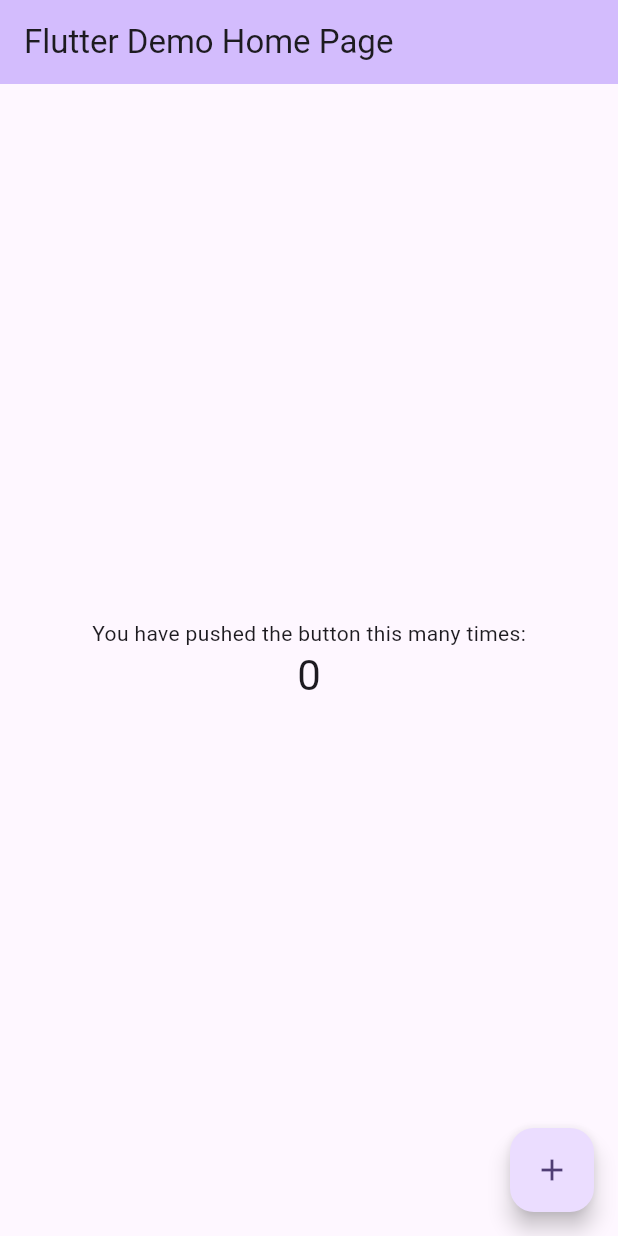
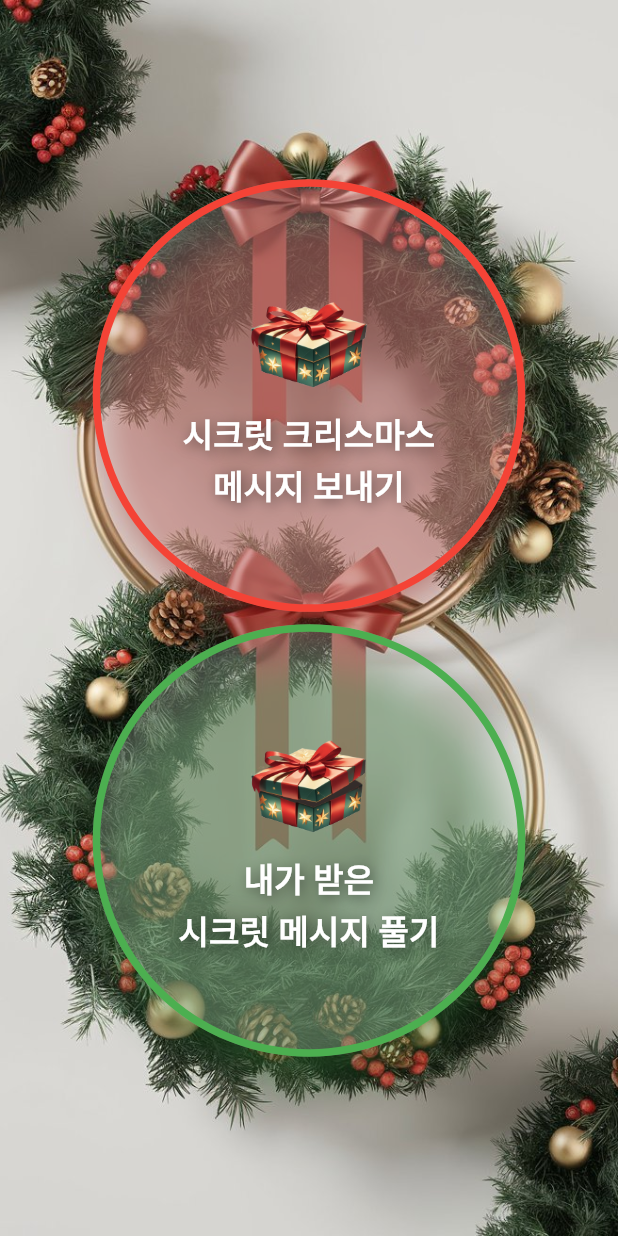
Before and after one commit to isjennifer/my_secret_christmas, a Flutter app: the screen it shows after launch, on a phone screen of 412 x 824 dp. Run offline on Flutter 3.47's test engine with Material 3 defaults, Android fonts, the phone set to English and light mode, and no system bars; our stand-ins replace google_fonts.

Commit message:
홈페이지 디자인 완성

```diff
--- a/lib/main.dart
+++ b/lib/main.dart
@@ -1,4 +1,5 @@
 import 'package:flutter/material.dart';
+import 'package:google_fonts/google_fonts.dart';
 
 void main() {
   runApp(const MyApp());
@@ -11,42 +12,22 @@ class MyApp extends StatelessWidget {
   @override
   Widget build(BuildContext context) {
     return MaterialApp(
-      title: 'Flutter Demo',
+      title: 'Merry Secret Christmas',
       theme: ThemeData(
-        // This is the theme of your application.
-        //
-        // TRY THIS: Try running your application with "flutter run". You'll see
-        // the application has a purple toolbar. Then, without quitting the app,
-        // try changing the seedColor in the colorScheme below to Colors.green
-        // and then invoke "hot reload" (save your changes or press the "hot
-        // reload" button in a Flutter-supported IDE, or press "r" if you used
-        // the command line to start the app).
-        //
-        // Notice that the counter didn't reset back to zero; the application
-        // state is not lost during the reload. To reset the state, use hot
-        // restart instead.
-        //
-        // This works for code too, not just values: Most code changes can be
-        // tested with just a hot reload.
-        colorScheme: ColorScheme.fromSeed(seedColor: Colors.deepPurple),
+        colorScheme: ColorScheme.fromSeed(
+            seedColor: const Color.fromARGB(255, 110, 20, 20)),
         useMaterial3: true,
+        textTheme: GoogleFonts.gowunDodumTextTheme(
+          Theme.of(context).textTheme,
+        ),
       ),
-      home: const MyHomePage(title: 'Flutter Demo Home Page'),
+      home: const MyHomePage(title: 'Merry Secret Christmas'),
     );
   }
 }
 
 class MyHomePage extends StatefulWidget {
   const MyHomePage({super.key, required this.title});
-
-  // This widget is the home page of your application. It is stateful, meaning
-  // that it has a State object (defined below) that contains fields that affect
-  // how it looks.
-
-  // This class is the configuration for the state. It holds the values (in this
-  // case the title) provided by the parent (in this case the App widget) and
-  // used by the build method of the State. Fields in a Widget subclass are
-  // always marked "final".
 
   final String title;
 
@@ -55,71 +36,104 @@ class MyHomePage extends StatefulWidget {
 }
 
 class _MyHomePageState extends State<MyHomePage> {
-  int _counter = 0;
+  @override
+  Widget build(BuildContext context) {
+    // 화면의 사용 가능한 높이를 계산 (상태바 등 제외)
+    final availableHeight = MediaQuery.of(context).size.height -
+        MediaQuery.of(context).padding.top -
+        MediaQuery.of(context).padding.bottom;
+    // 버튼의 최대 크기 계산
+    final buttonSize = (MediaQuery.of(context).size.width - 40)
+        .clamp(0.0, availableHeight * 0.35);
 
-  void _incrementCounter() {
-    setState(() {
-      // This call to setState tells the Flutter framework that something has
-      // changed in this State, which causes it to rerun the build method below
-      // so that the display can reflect the updated values. If we changed
-      // _counter without calling setState(), then the build method would not be
-      // called again, and so nothing would appear to happen.
-      _counter++;
-    });
+    return Scaffold(
+      body: Container(
+        width: double.infinity,
+        decoration: const BoxDecoration(
+          image: DecorationImage(
+            image: AssetImage('assets/home_image.jpeg'),
+            fit: BoxFit.cover,
+          ),
+        ),
+        child: SafeArea(
+          child: Padding(
+            padding: const EdgeInsets.all(20.0),
+            child: Column(
+              mainAxisAlignment: MainAxisAlignment.center,
+              children: [
+                _buildCircularButton(
+                  context,
+                  '시크릿 크리스마스\n메시지 보내기',
+                  () {
+                    print('첫 번째 버튼 클릭');
+                  },
+                  buttonSize,
+                ),
+                SizedBox(height: availableHeight * 0.01), // 화면 높이의 4%
+                _buildCircularButton(
+                  context,
+                  '내가 받은\n시크릿 메시지 풀기',
+                  () {
+                    print('두 번째 버튼 클릭');
+                  },
+                  buttonSize,
+                ),
+              ],
+            ),
+          ),
+        ),
+      ),
+    );
   }
 
-  @override
-  Widget build(BuildContext context) {
-    // This method is rerun every time setState is called, for instance as done
-    // by the _incrementCounter method above.
-    //
-    // The Flutter framework has been optimized to make rerunning build methods
-    // fast, so that you can just rebuild anything that needs updating rather
-    // than having to individually change instances of widgets.
-    return Scaffold(
-      appBar: AppBar(
-        // TRY THIS: Try changing the color here to a specific color (to
-        // Colors.amber, perhaps?) and trigger a hot reload to see the AppBar
-        // change color while the other colors stay the same.
-        backgroundColor: Theme.of(context).colorScheme.inversePrimary,
-        // Here we take the value from the MyHomePage object that was created by
-        // the App.build method, and use it to set our appbar title.
-        title: Text(widget.title),
-      ),
-      body: Center(
-        // Center is a layout widget. It takes a single child and positions it
-        // in the middle of the parent.
+  Widget _buildCircularButton(
+      BuildContext context, String text, VoidCallback onPressed, double size) {
+    final borderColor = text.contains('보내기') ? Colors.red : Colors.green;
+
+    return SizedBox(
+      width: size,
+      height: size,
+      child: ElevatedButton(
+        onPressed: onPressed,
+        style: ElevatedButton.styleFrom(
+          shape: const CircleBorder(),
+          padding: EdgeInsets.zero,
+          foregroundColor: Colors.white.withOpacity(0.4),
+          backgroundColor: Colors.white.withOpacity(0.2),
+          elevation: 10,
+          shadowColor: borderColor.withOpacity(0.8),
+          side: BorderSide(color: borderColor, width: 5),
+        ),
         child: Column(
-          // Column is also a layout widget. It takes a list of children and
-          // arranges them vertically. By default, it sizes itself to fit its
-          // children horizontally, and tries to be as tall as its parent.
-          //
-          // Column has various properties to control how it sizes itself and
-          // how it positions its children. Here we use mainAxisAlignment to
-          // center the children vertically; the main axis here is the vertical
-          // axis because Columns are vertical (the cross axis would be
-          // horizontal).
-          //
-          // TRY THIS: Invoke "debug painting" (choose the "Toggle Debug Paint"
-          // action in the IDE, or press "p" in the console), to see the
-          // wireframe for each widget.
           mainAxisAlignment: MainAxisAlignment.center,
-          children: <Widget>[
-            const Text(
-              'You have pushed the button this many times:',
+          children: [
+            Image.asset(
+              text.contains('보내기')
+                  ? 'assets/giftbox_closed.png'
+                  : 'assets/giftbox_open.png',
+              width: size * 0.3,
+              height: size * 0.3,
             ),
             Text(
-              '$_counter',
-              style: Theme.of(context).textTheme.headlineMedium,
+              text,
+              textAlign: TextAlign.center,
+              style: TextStyle(
+                color: Colors.white,
+                fontSize: 22,
+                fontWeight: FontWeight.bold,
+                height: 1.5,
+                shadows: [
+                  Shadow(
+                    color: Colors.black.withOpacity(0.5),
+                    offset: const Offset(2, 2),
+                    blurRadius: 10,
+                  ),
+                ],
+              ),
             ),
           ],
         ),
       ),
-      floatingActionButton: FloatingActionButton(
-        onPressed: _incrementCounter,
-        tooltip: 'Increment',
-        child: const Icon(Icons.add),
-      ), // This trailing comma makes auto-formatting nicer for build methods.
     );
   }
 }
```
Also changed, not shown: pubspec.yaml (+6 -4 lines), assets/giftbox_closed.png (added), assets/giftbox_open.png (added), assets/home_image.jpeg (added), pubspec.lock, 7 other files.
